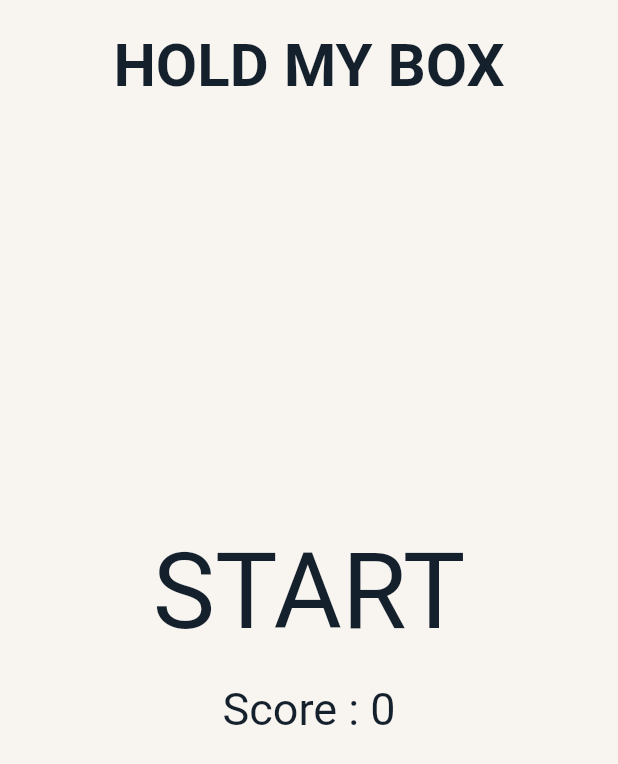
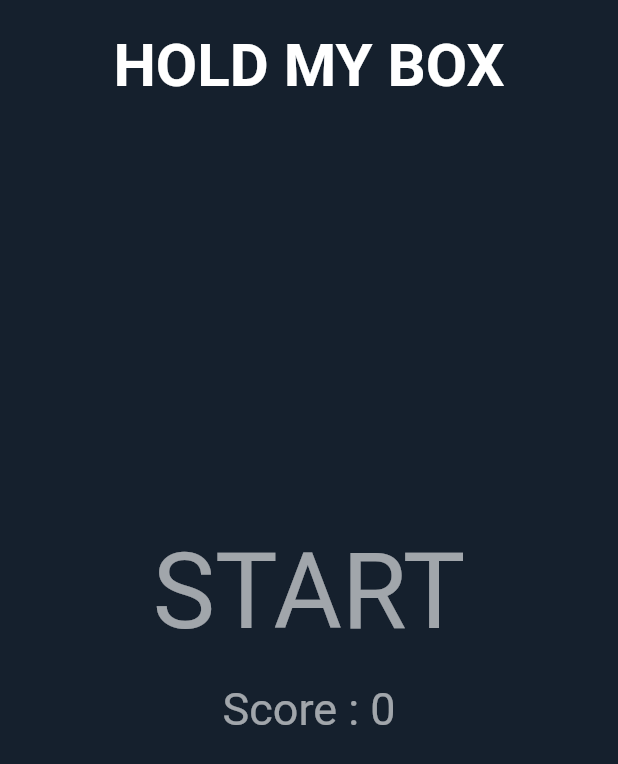
Before and after one commit to Dhruvil-P/Hold-My-Box, a Flutter app: the screen it shows after launch, on a phone screen of 412 x 824 dp. Shown: the top 764 px of the screen. Run offline on Flutter 3.47's test engine with Material 2 defaults, Android fonts, the phone set to English and light mode, and no system bars.

Commit message:
Update main.dart

```diff
--- a/lib/main.dart
+++ b/lib/main.dart
@@ -1,5 +1,6 @@
 import 'dart:async';
 import 'dart:math';
+
 import 'package:flutter/material.dart';
 
 void main() {
@@ -16,7 +17,7 @@ class MyApp extends StatelessWidget {
       home: Scaffold(
         body: SizedBox.expand(
           child: Container(
-            color: Color(0xFFF8F5F1),
+            color: Color(0xFF15202D),
             child: Animation(),
           ),
         ),
@@ -109,7 +110,7 @@ class _AnimationState extends State<Animation> {
               Text(
                 'Hold my box'.toUpperCase(),
                 style: TextStyle(
-                    color: Color(0xFF15202D),
+                    color: Colors.white,
                     fontSize: 40.0,
                     fontWeight: FontWeight.bold),
               ),
@@ -130,20 +131,20 @@ class _AnimationState extends State<Animation> {
                         child: Text(
                           'Start'.toUpperCase(),
                           style: TextStyle(
-                              color: Color(0xFF15202D), fontSize: 70.0),
+                              color: Color(0x99FFFFFF), fontSize: 70.0),
                         ),
                       ),
                     )
                   : Text(
                       '$_countdown',
                       style:
-                          TextStyle(color: Color(0xFF15202D), fontSize: 30.0),
+                          TextStyle(color: Color(0x99FFFFFF), fontSize: 30.0),
                     ),
               Text(
                 'Score : $_score',
                 style: TextStyle(
                   fontSize: 30.0,
-                  color: Color(0xFF15202D),
+                  color: Color(0x99FFFFFF),
                 ),
               ),
             ],
```
